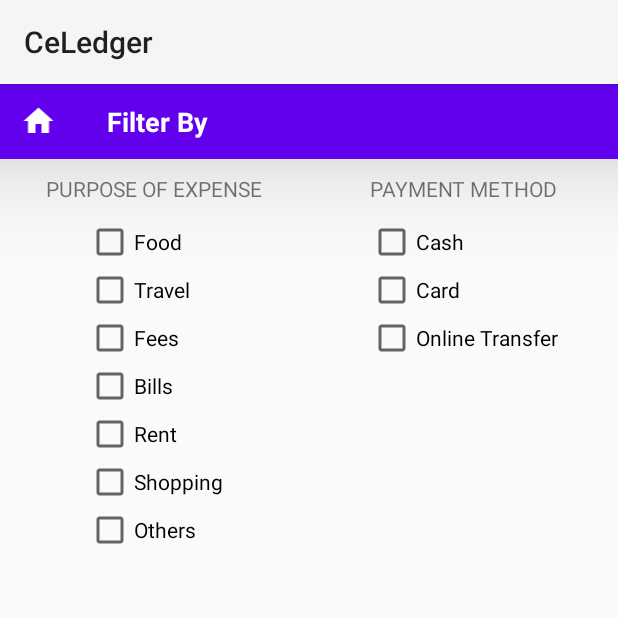
After one commit to DBSE-teaching/isee2019-TeamMachine, an Android app: the SortExpbyCat screen opened directly, with no data from a screen before it, on a phone screen of 412 x 824 dp, the top half of it. The commit adds this screen. Run offline under Robolectric (Android 15) with nearby library versions, the phone set to English and light mode, and no system bars.

Commit message:
Basic Prototype with Home button

```diff
--- a/app/build.gradle
+++ b/app/build.gradle
@@ -21,6 +21,7 @@ android {
 dependencies {
     implementation fileTree(dir: 'libs', include: ['*.jar'])
     implementation 'com.android.support:appcompat-v7:28.0.0'
+    implementation 'com.android.support.constraint:constraint-layout:1.1.3'
     testImplementation 'junit:junit:4.12'
     androidTestImplementation 'com.android.support.test:runner:1.0.2'
     androidTestImplementation 'com.android.support.test.espresso:espresso-core:3.0.2'
--- /dev/null
+++ b/app/src/main/java/com/example/celedger1/SortExpbyCat.java
@@ -0,0 +1,24 @@
+package com.example.celedger1;
+
+import android.os.Bundle;
+import android.support.v7.app.AppCompatActivity;
+import android.view.View;
+import android.widget.ImageView;
+
+public class SortExpbyCat extends AppCompatActivity {
+
+    @Override
+    protected void onCreate(Bundle savedInstanceState) {
+        super.onCreate(savedInstanceState);
+        setContentView(R.layout.activity_sort_expby_cat);
+
+        ImageView Home = findViewById(R.id.goHome);
+
+        Home.setOnClickListener(new View.OnClickListener() {
+            @Override
+            public void onClick(View v) {
+                finish();
+            }
+        });
+    }
+}
--- a/app/src/main/res/layout/activity_main.xml
+++ b/app/src/main/res/layout/activity_main.xml
@@ -75,7 +75,7 @@
         android:layout_height="wrap_content"
         android:layout_below="@+id/linearLayoutIncme"
         android:id="@+id/Incmelist"
-        android:padding="4dp"
+        android:padding="2dp"
         ></android.support.v7.widget.RecyclerView>
 
     //EXPENDITURE HEADING
@@ -87,7 +87,7 @@
         android:layout_marginTop="10dp"
         android:background="#BCBEBE"
         android:elevation="5dp"
-        android:padding="8dp">
+        android:padding="4dp">
 
         EXPENSE TEXT
         <TextView
--- /dev/null
+++ b/app/src/main/res/layout/activity_sort_expby_cat.xml
@@ -0,0 +1,119 @@
+<?xml version="1.0" encoding="utf-8"?>
+<RelativeLayout xmlns:android="http://schemas.android.com/apk/res/android"
+    xmlns:tools="http://schemas.android.com/tools"
+    android:layout_width="match_parent"
+    android:layout_height="match_parent"
+    tools:context=".SortExpbyCat">
+
+    //TOOLBAR
+    <LinearLayout
+        android:layout_width="match_parent"
+        android:layout_height="50dp"
+        android:id="@+id/sortexpendtoolbar"
+        android:background="@color/design_default_color_primary"
+        android:elevation="40dp">
+
+        <ImageView
+            android:id="@+id/goHome"
+            android:layout_width="wrap_content"
+            android:layout_height="wrap_content"
+            android:layout_weight="0.1"
+            android:layout_gravity="center_vertical"
+            android:src="@drawable/ic_home_white_24dp"/>
+        <TextView
+            android:layout_width="wrap_content"
+            android:layout_height="wrap_content"
+            android:text="Filter By"
+            android:layout_gravity="center_vertical"
+            android:textStyle="bold"
+            android:textSize="18sp"
+            android:textColor="#FFFF"
+            android:layout_weight="0.99"
+            android:paddingLeft="20dp"/>
+    </LinearLayout>
+
+    <LinearLayout
+        android:layout_width="match_parent"
+        android:layout_height="wrap_content"
+        android:layout_below="@+id/sortexpendtoolbar"
+        android:layout_marginTop="10dp">
+        <LinearLayout
+            android:layout_width="0dp"
+            android:layout_height="wrap_content"
+            android:layout_weight="0.5"
+            android:orientation="vertical">
+        <TextView
+            android:layout_width="wrap_content"
+            android:layout_height="wrap_content"
+            android:layout_gravity="center_horizontal"
+            android:text="PURPOSE OF EXPENSE"/>
+        <LinearLayout
+            android:layout_width="wrap_content"
+            android:layout_height="wrap_content"
+            android:padding="10dp"
+            android:layout_gravity="center_horizontal"
+            android:orientation="vertical">
+            <CheckBox
+                android:layout_width="wrap_content"
+                android:layout_height="wrap_content"
+                android:text="Food"/>
+            <CheckBox
+                android:layout_width="wrap_content"
+                android:layout_height="wrap_content"
+                android:text="Travel"/>
+            <CheckBox
+                android:layout_width="wrap_content"
+                android:layout_height="wrap_content"
+                android:text="Fees"/>
+            <CheckBox
+                android:layout_width="wrap_content"
+                android:layout_height="wrap_content"
+                android:text="Bills"/>
+            <CheckBox
+                android:layout_width="wrap_content"
+                android:layout_height="wrap_content"
+                android:text="Rent"/>
+            <CheckBox
+                android:layout_width="wrap_content"
+                android:layout_height="wrap_content"
+                android:text="Shopping"/>
+            <CheckBox
+                android:layout_width="wrap_content"
+                android:layout_height="wrap_content"
+                android:text="Others"/>
+        </LinearLayout>
+        </LinearLayout>
+
+        <LinearLayout
+            android:layout_width="0dp"
+            android:layout_height="wrap_content"
+            android:layout_weight="0.5"
+            android:orientation="vertical">
+        <TextView
+            android:layout_width="match_parent"
+            android:layout_height="wrap_content"
+            android:gravity="center_horizontal"
+            android:text="PAYMENT METHOD"/>
+        <LinearLayout
+            android:layout_width="wrap_content"
+            android:layout_height="wrap_content"
+            android:padding="10dp"
+            android:layout_gravity="center_horizontal"
+            android:orientation="vertical">
+            <CheckBox
+                android:layout_width="wrap_content"
+                android:layout_height="wrap_content"
+                android:text="Cash"/>
+            <CheckBox
+                android:layout_width="wrap_content"
+                android:layout_height="wrap_content"
+                android:text="Card"/>
+            <CheckBox
+                android:layout_width="wrap_content"
+                android:layout_height="wrap_content"
+                android:text="Online Transfer"/>
+        </LinearLayout>
+        </LinearLayout>
+    </LinearLayout>
+
+</RelativeLayout>
--- a/app/src/main/res/layout/income_list_layout.xml
+++ b/app/src/main/res/layout/income_list_layout.xml
@@ -36,7 +36,7 @@
         android:layout_weight="1"
         android:text="Income"
         android:textSize="16sp"
-        android:padding="8dp"
+        android:padding="4dp"
         android:paddingLeft="16dp"
         android:id="@+id/Incmetitle"
         />
@@ -49,7 +49,7 @@
         android:gravity="center_vertical"
         android:layout_weight="1"
         android:textSize="10sp"
-        android:padding="8dp"
+        android:padding="4dp"
         android:paddingLeft="16dp"
         android:text="Date"
         android:id="@+id/Incmedte"
@@ -60,7 +60,7 @@
         android:gravity="center_vertical"
         android:layout_weight="1"
         android:textSize="10sp"
-        android:padding="8dp"
+        android:padding="4dp"
         android:paddingLeft="16dp"
         android:text="Payment method"
         android:id="@+id/Incmepm"
--- a/app/src/main/res/layout/xpense_list_layout.xml
+++ b/app/src/main/res/layout/xpense_list_layout.xml
@@ -35,7 +35,7 @@
         android:layout_weight="1"
         android:text="Expense"
         android:textSize="16sp"
-        android:padding="8dp"
+        android:padding="4dp"
         android:paddingLeft="16dp"
         android:id="@+id/Xpnsetitle"
         />
@@ -48,7 +48,7 @@
         android:gravity="center_vertical"
         android:layout_weight="1"
         android:textSize="10sp"
-        android:padding="8dp"
+        android:padding="4dp"
         android:paddingLeft="16dp"
         android:text="Date"
         android:id="@+id/xpnsedte"
@@ -59,7 +59,7 @@
         android:gravity="center_vertical"
         android:layout_weight="1"
         android:textSize="10sp"
-        android:padding="8dp"
+        android:padding="4dp"
         android:paddingLeft="16dp"
         android:text="Payment Method"
         android:id="@+id/xpnsepm"
```
Also changed, not shown: app/src/main/AndroidManifest.xml (+5 -2 lines), app/src/main/java/com/example/celedger1/ExpendActivity.java (+8 -0 lines), app/src/main/java/com/example/celedger1/IncomeActivity.java (+9 -0 lines), app/src/main/java/com/example/celedger1/SortIncbyCat.java (added, +24 -0 lines), app/src/main/res/layout/activity_sort_incby_cat.xml (added, +99 -0 lines).
